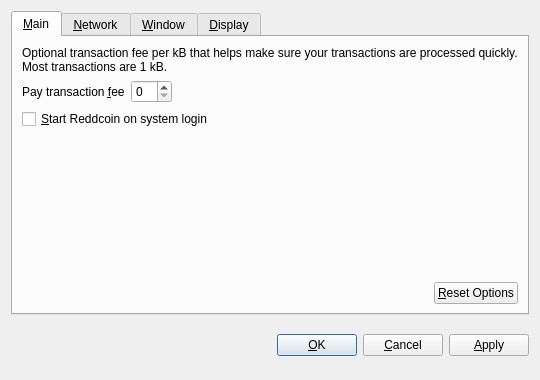
The window that src/qt/forms/optionsdialog.ui (punt-project/Punt) describes before a commit, drawn with Qt 5.
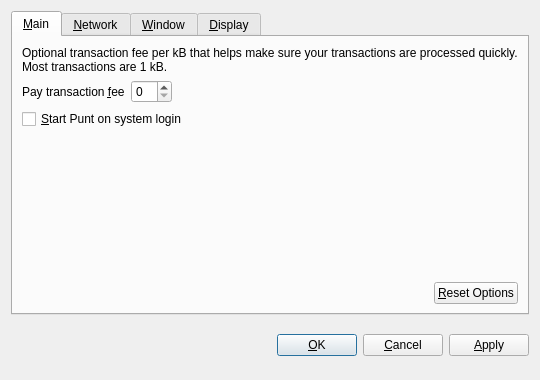
The same window after the commit. Custom widgets are drawn as their Qt base class.

Patch:
```diff
--- a/src/qt/forms/optionsdialog.ui
+++ b/src/qt/forms/optionsdialog.ui
@@ -82,7 +82,7 @@
           <string>Automatically start Reddcoin after logging in to the system.</string>
          </property>
          <property name="text">
-          <string>&amp;Start Reddcoin on system login</string>
+          <string>&amp;Start Punt on system login</string>
          </property>
         </widget>
        </item>
```
Left out of the diff: 10 changed lines with no effect on the pictures.
